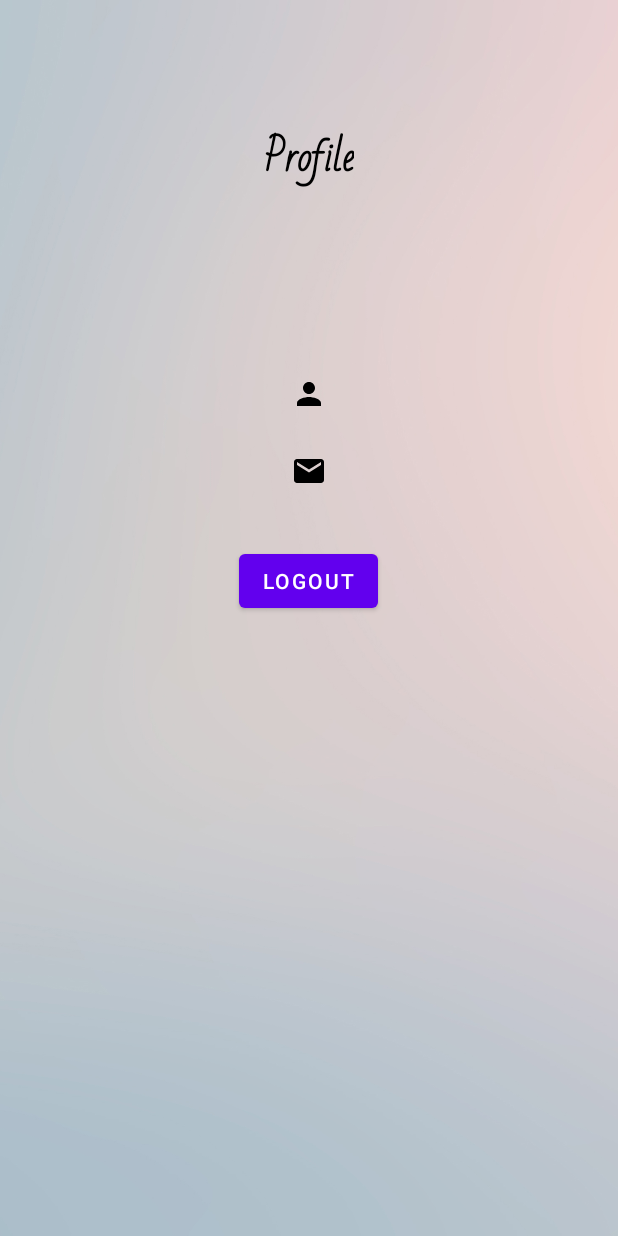
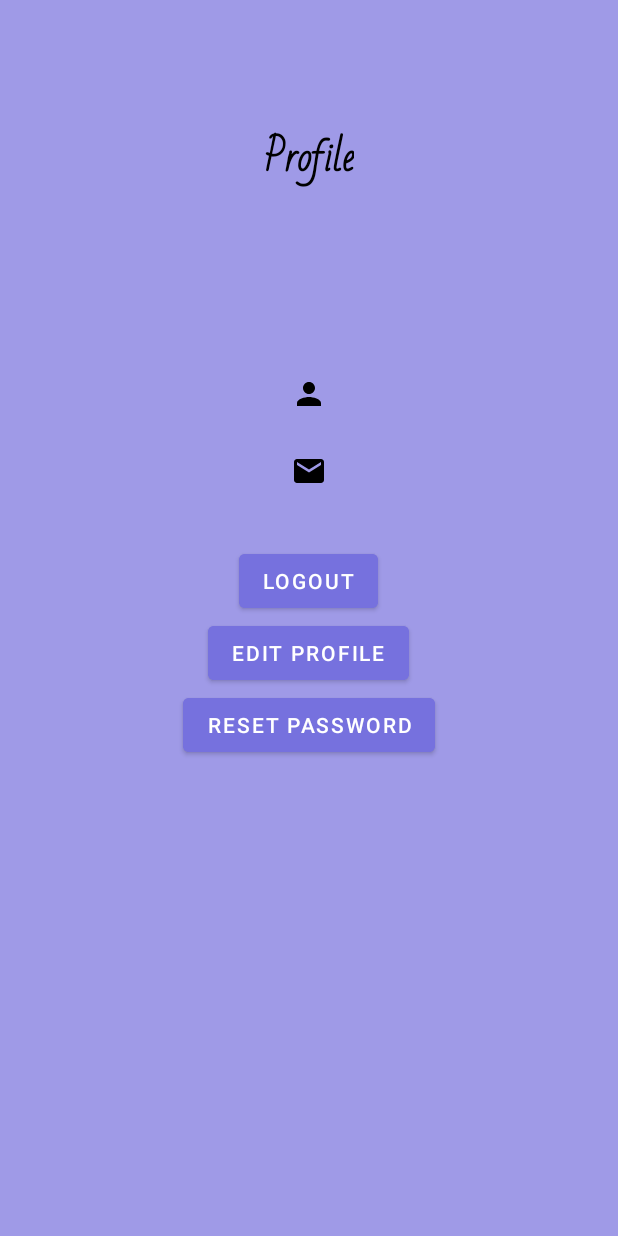
Before and after one commit to TeongYew/OnlineTaskManager---A202SGI, an Android app: the ProfileActivity screen opened directly, with no data from a screen before it, on a phone screen of 412 x 824 dp. Run offline under Robolectric (Android 15) with nearby library versions, the phone set to English and light mode, and no system bars; our stand-ins replace Firebase (no records; nobody signed in at launch, a user with empty details on screens opened directly), Picasso.

Commit message:
Fix UI Color Scheme

```diff
--- a/OnlineTaskManager/app/src/main/res/layout/activity_forgot_password.xml
+++ b/OnlineTaskManager/app/src/main/res/layout/activity_forgot_password.xml
@@ -2,7 +2,7 @@
 <LinearLayout xmlns:android="http://schemas.android.com/apk/res/android"
     xmlns:app="http://schemas.android.com/apk/res-auto"
     android:orientation="vertical" android:layout_width="match_parent"
-    android:background="@drawable/__87200_android_app_background_white"
+    android:background="#9F9AE7"
     android:layout_height="match_parent">
 
     <TextView
@@ -47,10 +47,12 @@
         android:layout_height="wrap_content"
         android:layout_gravity="center"
         android:inputType="textEmailAddress"
-        android:ems="10"/>
+        android:gravity="center"
+        android:ems="15"/>
 
     <Button
         android:id="@+id/btnResetPassword"
+        android:backgroundTint="#7671DE"
         android:layout_width="wrap_content"
         android:layout_height="wrap_content"
         android:layout_gravity="center"
--- a/OnlineTaskManager/app/src/main/res/layout/activity_profile.xml
+++ b/OnlineTaskManager/app/src/main/res/layout/activity_profile.xml
@@ -5,7 +5,7 @@
     android:layout_width="match_parent"
     android:layout_height="match_parent"
     android:orientation="vertical"
-    android:background="@drawable/__87200_android_app_background_white"
+    android:background="#9F9AE7"
     tools:context=".ProfileActivity">
 
     <TextView
@@ -67,6 +67,7 @@
 
     <Button
         android:id="@+id/btnLogout"
+        android:backgroundTint="#7671DE"
         android:layout_width="wrap_content"
         android:layout_height="wrap_content"
         android:layout_gravity="center"
@@ -74,4 +75,24 @@
         android:layout_below="@id/email"
         android:layout_centerInParent="true"/>
 
+    <Button
+        android:id="@+id/btnResetLocal"
+        android:backgroundTint="#7671DE"
+        android:layout_width="wrap_content"
+        android:layout_height="wrap_content"
+        android:layout_gravity="center"
+        android:text="Reset Password"
+        android:layout_below="@id/btnEditProfile"
+        android:layout_centerInParent="true"/>
+
+    <Button
+        android:id="@+id/btnEditProfile"
+        android:backgroundTint="#7671DE"
+        android:layout_width="wrap_content"
+        android:layout_height="wrap_content"
+        android:layout_gravity="center"
+        android:text="Edit Profile"
+        android:layout_below="@id/btnLogout"
+        android:layout_centerInParent="true"/>
+
 </RelativeLayout>
--- a/OnlineTaskManager/app/src/main/res/values/strings.xml
+++ b/OnlineTaskManager/app/src/main/res/values/strings.xml
@@ -4,7 +4,7 @@
     <string name="email_text">Email</string>
     <string name="password_text">Password</string>
     <string name="register_link_text">New to Online Task Manager? Register here</string>
-    <string name="login_divider_text">--------------- Or ---------------</string>
+    <string name="login_divider_text">----------------------- Or -----------------------</string>
     <string name="NotesMainTitle">Notes</string>
     <string name="search_notes">Search notes</string>
     <string name="NotesTitle">Title</string>
```
Also changed, not shown: OnlineTaskManager/app/src/main/res/layout/activity_login.xml (+11 -5 lines), OnlineTaskManager/app/src/main/res/layout/activity_register.xml (+24 -6 lines).
